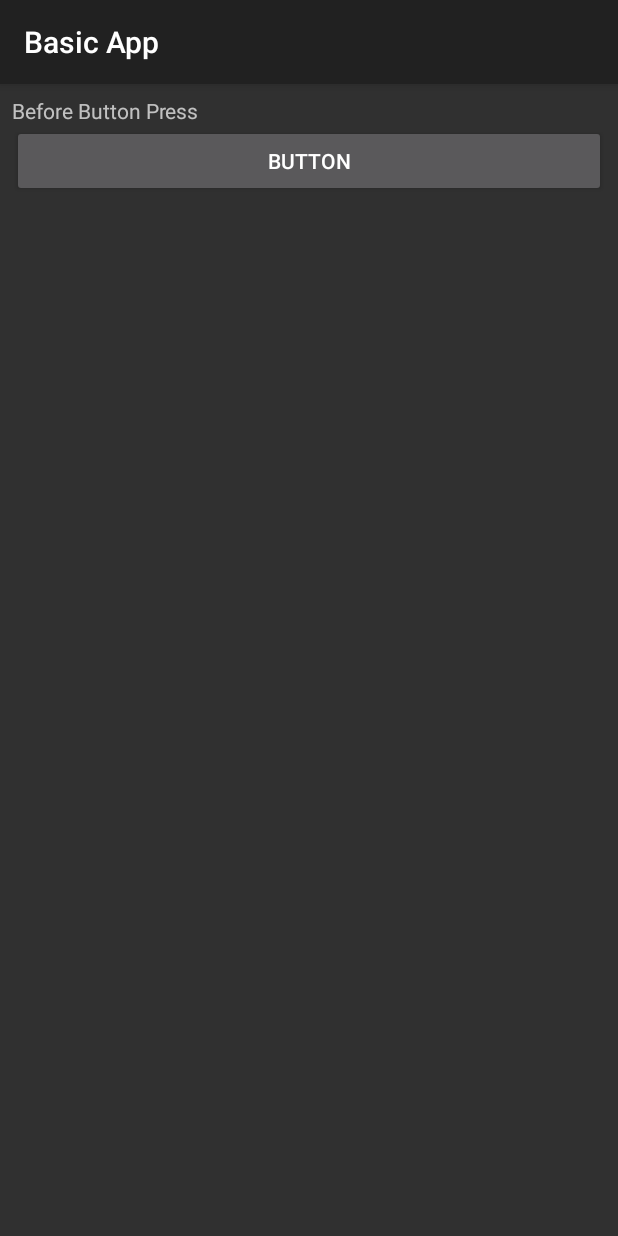
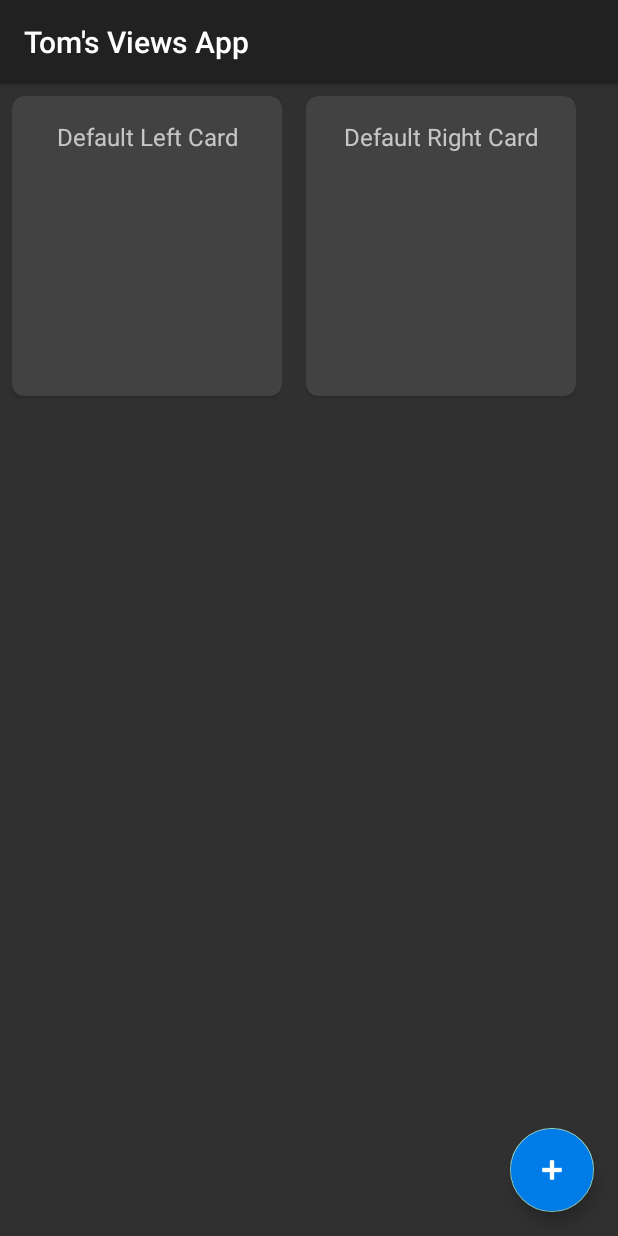
Before and after one commit to Tomm-yT/Gift-Guru, an Android app: the screen it shows after launch (MainActivity), on a phone screen of 412 x 824 dp. Run offline under Robolectric (Android 15) with nearby library versions, the phone set to English and light mode, and no system bars.

Commit message:
First commit

```diff
--- a/app/build.gradle
+++ b/app/build.gradle
@@ -56,6 +56,10 @@ dependencies {
     implementation 'androidx.activity:activity-compose:1.5.1'
     implementation 'androidx.appcompat:appcompat:1.6.1'
     implementation 'org.apache.commons:commons-csv:1.10.0'
+    implementation 'androidx.cardview:cardview:1.0.0'
+    implementation 'androidx.gridlayout:gridlayout:1.0.0'
+    implementation 'androidx.recyclerview:recyclerview:1.3.1'
+    implementation 'com.google.android.material:material:1.9.0'
 
     testImplementation "org.junit.jupiter:junit-jupiter-api:$junitVersion"
     testImplementation "org.junit.jupiter:junit-jupiter-params:$junitVersion"
--- a/app/src/main/AndroidManifest.xml
+++ b/app/src/main/AndroidManifest.xml
@@ -7,7 +7,7 @@
         android:dataExtractionRules="@xml/data_extraction_rules"
         android:fullBackupContent="@xml/backup_rules"
         android:icon="@mipmap/ic_launcher"
-        android:label="Basic App"
+        android:label="Tom's Views App"
         android:roundIcon="@mipmap/ic_launcher_round"
         android:supportsRtl="true"
         android:theme="@style/Theme.AppCompat"
@@ -15,7 +15,7 @@
         <activity
             android:name=".MainActivity"
             android:exported="true"
-            android:label="Basic App"
+            android:label="Tom's Views App"
             android:theme="@style/Theme.AppCompat">
             <intent-filter>
                 <action android:name="android.intent.action.MAIN" />
--- a/app/src/main/java/com/training/MainActivity.kt
+++ b/app/src/main/java/com/training/MainActivity.kt
@@ -1,5 +1,6 @@
 package com.training
 
+import android.content.ClipData
 import android.os.Bundle
 import android.widget.Spinner
 import android.widget.ArrayAdapter
@@ -11,17 +12,117 @@ import android.widget.AdapterView
 import android.util.Log
 import android.view.View
 import android.view.Gravity
+import android.view.LayoutInflater
+import android.view.ViewGroup
+import android.widget.EditText
+import android.widget.Switch
+import androidx.appcompat.app.AlertDialog
 import androidx.appcompat.app.AppCompatActivity
+import androidx.recyclerview.widget.LinearLayoutManager
+import androidx.recyclerview.widget.RecyclerView
+import com.google.android.material.floatingactionbutton.FloatingActionButton
 
 class MainActivity : AppCompatActivity() {
+
+    private lateinit var recyclerViewRight: RecyclerView
+    private lateinit var adapterRight: CardAdapter
+
+    private lateinit var recyclerViewLeft: RecyclerView
+    private lateinit var adapterLeft: CardAdapter
+
+    private var cardItemsRight: MutableList<CardItem> = mutableListOf(CardItem("Default Right Card"))
+    private var cardItemsLeft: MutableList<CardItem> = mutableListOf(CardItem("Default Left Card"))
+
 
     override fun onCreate(savedInstanceState: Bundle?) {
         super.onCreate(savedInstanceState)
         setContentView(R.layout.main_layout)
 
-        findViewById<Button>(R.id.button).setOnClickListener{
+        findViewById<FloatingActionButton>(R.id.addFAB).setOnClickListener{
 
-            findViewById<TextView>(R.id.textView).text = "After Button Press"
+            val builder = AlertDialog.Builder(this)
+            val inflater = layoutInflater
+            val dialogView = inflater.inflate(R.layout.new_card_dialog, null)
+
+            builder.setView(dialogView)
+            builder.setTitle("Add a Card")
+
+
+
+            var leftSideSelected = true
+
+            //"Side-picker" switch
+            dialogView.findViewById<Switch>(R.id.sidePicker).setOnCheckedChangeListener { _, isChecked ->
+                if (isChecked) {
+                    leftSideSelected = false
+                }
+            }
+
+            builder.setPositiveButton("Add Card") { dialog, which ->
+
+                val editText = dialogView.findViewById<EditText>(R.id.nameEditText)
+                val inputName = editText.text.toString()
+
+                if(leftSideSelected){
+
+                    cardItemsLeft.add(CardItem(inputName))
+                    adapterLeft.notifyItemInserted(cardItemsLeft.size -1)
+                }
+                else{
+
+                    cardItemsRight.add(CardItem(inputName))
+                    adapterRight.notifyItemInserted(cardItemsRight.size -1)
+                }
+            }
+
+            builder.setNegativeButton("Cancel") { dialog, which ->
+                dialog.dismiss()
+            }
+
+            builder.create().show()
         }
+
+
+
+        adapterRight = CardAdapter(cardItemsRight)
+
+        recyclerViewRight = findViewById(R.id.recyclerViewRight)
+        recyclerViewRight.layoutManager = LinearLayoutManager(this)
+        recyclerViewRight.adapter = adapterRight
+
+
+        adapterLeft = CardAdapter(cardItemsLeft)
+
+        recyclerViewLeft = findViewById(R.id.recyclerViewLeft)
+        recyclerViewLeft.layoutManager = LinearLayoutManager(this)
+        recyclerViewLeft.adapter = adapterLeft
+
+
+
     }
 }
+
+
+data class CardItem(val text: String)
+
+class CardViewHolder(view: View) : RecyclerView.ViewHolder(view) {
+    private val textView: TextView = view.findViewById(R.id.cardTextView)
+
+    fun bind(cardItem: CardItem) {
+        textView.text = cardItem.text
+    }
+}
+
+class CardAdapter(private val cardItems: List<CardItem>) : RecyclerView.Adapter<CardViewHolder>() {
+
+    override fun onCreateViewHolder(parent: ViewGroup, viewType: Int): CardViewHolder {
+        val view = LayoutInflater.from(parent.context).inflate(R.layout.card_item, parent, false)
+        return CardViewHolder(view)
+    }
+
+    override fun onBindViewHolder(holder: CardViewHolder, position: Int) {
+        holder.bind(cardItems[position])
+    }
+
+    override fun getItemCount() = cardItems.size
+}
--- /dev/null
+++ b/app/src/main/res/layout/card_item.xml
@@ -0,0 +1,17 @@
+<androidx.cardview.widget.CardView xmlns:android="http://schemas.android.com/apk/res/android"
+    xmlns:app="http://schemas.android.com/apk/res-auto"
+    android:id="@+id/cardView"
+    android:layout_width="180dp"
+    android:layout_height="200dp"
+    android:layout_marginBottom="8dp"
+    app:cardCornerRadius="8dp">
+
+    <TextView
+        android:id="@+id/cardTextView"
+        android:layout_width="match_parent"
+        android:layout_height="wrap_content"
+        android:gravity="center"
+        android:padding="16dp"
+        android:textSize="16sp" />
+
+</androidx.cardview.widget.CardView>
--- a/app/src/main/res/layout/main_layout.xml
+++ b/app/src/main/res/layout/main_layout.xml
@@ -1,22 +1,63 @@
-<LinearLayout
-    xmlns:android="http://schemas.android.com/apk/res/android"
+<androidx.coordinatorlayout.widget.CoordinatorLayout xmlns:android="http://schemas.android.com/apk/res/android"
     xmlns:app="http://schemas.android.com/apk/res-auto"
     android:layout_width="match_parent"
     android:layout_height="match_parent"
-    android:orientation="vertical"
-    android:background="#303030"
-    android:padding="8dp">
+    android:background="#303030">
 
 
-    <TextView
-        android:id="@+id/textView"
+
+    <GridLayout
         android:layout_width="match_parent"
+        android:layout_height="match_parent"
+        android:layout_gravity="center"
+        android:columnCount="2"
+        android:rowCount="1">
+
+
+        <LinearLayout
+            android:layout_width="wrap_content"
+            android:layout_height="match_parent"
+            android:layout_margin="8dp"
+            android:orientation="vertical">
+
+            <androidx.recyclerview.widget.RecyclerView
+                android:id="@+id/recyclerViewLeft"
+                android:layout_width="wrap_content"
+                android:layout_height="match_parent"
+                android:clipToPadding="false" />
+
+
+        </LinearLayout>
+
+        <LinearLayout
+            android:layout_width="wrap_content"
+            android:layout_height="match_parent"
+            android:layout_margin="8dp"
+            android:orientation="vertical">
+
+            <androidx.recyclerview.widget.RecyclerView
+                android:id="@+id/recyclerViewRight"
+                android:layout_width="wrap_content"
+                android:layout_height="match_parent"
+                android:clipToPadding="false" />
+
+
+        </LinearLayout>
+
+    </GridLayout>
+
+
+    <com.google.android.material.floatingactionbutton.FloatingActionButton
+        android:id="@+id/addFAB"
+        android:layout_width="wrap_content"
         android:layout_height="wrap_content"
-        android:text="Before Button Press" />
+        android:layout_gravity="bottom|end"
+        android:layout_margin="16dp"
+        android:backgroundTint="#007CE8"
+        android:clickable="true"
+        android:focusable="true"
 
-    <Button
-        android:id="@+id/button"
-        android:layout_width="match_parent"
-        android:layout_height="wrap_content"
-        android:text="Button" />
-</LinearLayout>
+        android:tint="#FFFFFF"
+        app:srcCompat="@android:drawable/ic_input_add" />
+
+</androidx.coordinatorlayout.widget.CoordinatorLayout>
```
Also changed, not shown: app/src/main/res/layout/new_card_dialog.xml (added, +62 -0 lines).
